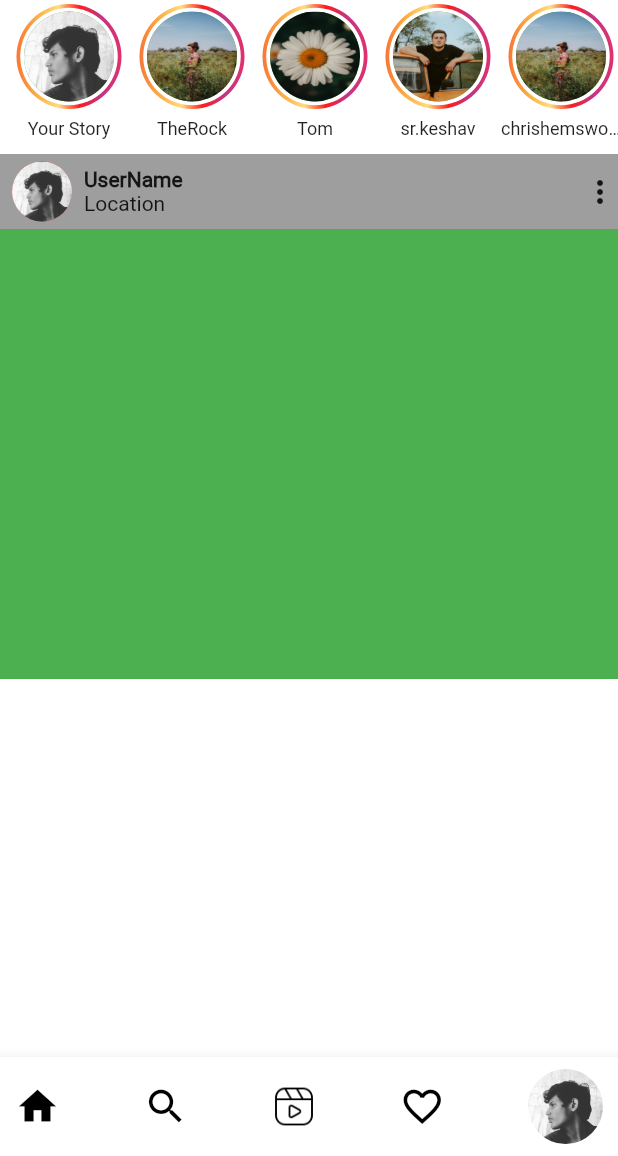
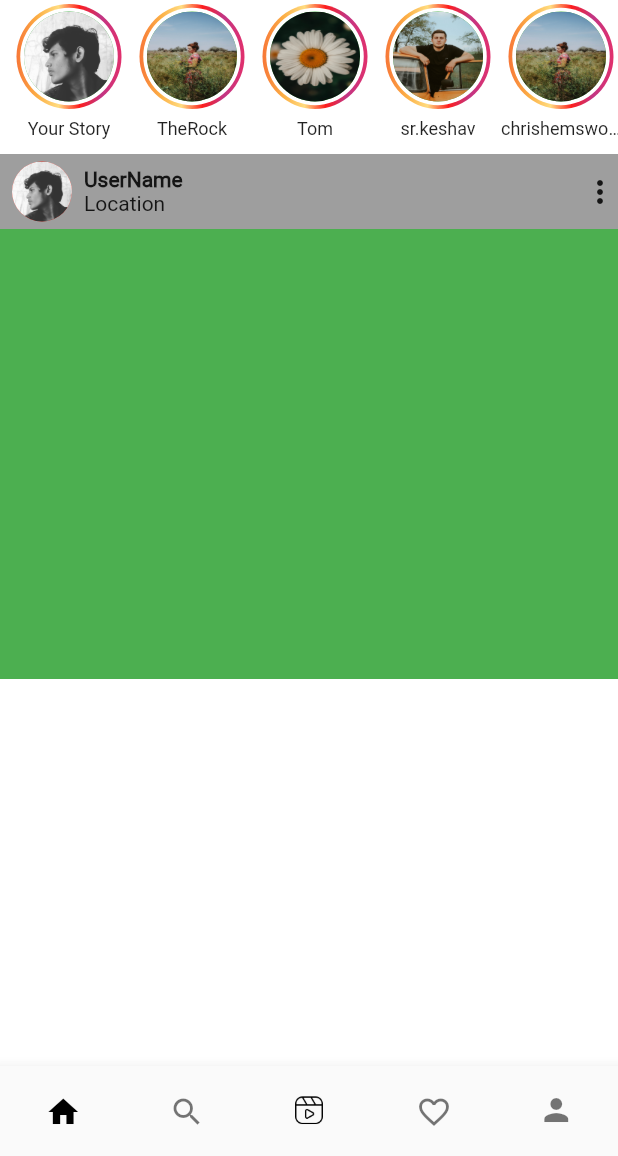
Before and after one commit to KESHAVBERG/Instagramclone, a Flutter app: the screen it shows after launch, on a phone screen of 412 x 824 dp, the part 80-1236 px from its top. Run offline on Flutter 3.47's test engine with Material 2 defaults, Android fonts, the phone set to English and light mode, and no system bars; our stand-ins replace persistent_bottom_nav_bar.

Commit message:
done with bottom navBar

```diff
--- a/lib/consts/feedPosts.dart
+++ b/lib/consts/feedPosts.dart
@@ -9,7 +9,8 @@ Container postContainer(context){
       color: Colors.green,
       child: Column(
         children: [
-          FeedPostHeader(context)
+          FeedPostHeader(context),
+
         ],
       ),
     );
--- a/lib/consts/stories.dart
+++ b/lib/consts/stories.dart
@@ -96,21 +96,24 @@ Container storiesView(String imgPath, String userName) {
   );
 }
 
+List<Container> sv = <Container>[
+  storiesView("imgs/userprofilepic.jpg", "Your Story"),
+  storiesView("profilepics/p1.jpg", "TheRock"),
+  storiesView("profilepics/p2.jpg","Tom"),
+  storiesView("profilepics/p3.jpg","sr.keshav" ),
+  storiesView("profilepics/p1.jpg", "chrishemsworth"),
+  storiesView("profilepics/p2.jpg","chrisevans"),
+];
 Widget storiesToView(context) {
   return Container(
     padding:const EdgeInsets.fromLTRB(5, 0, 0, 0),
     width: double.infinity,
     height: 100,
-    child: ListView(
-      scrollDirection: Axis.horizontal,
-      children: [
-        storiesView("imgs/userprofilepic.jpg", "Your Story"),
-        storiesView("profilepics/p1.jpg", "TheRock"),
-        storiesView("profilepics/p2.jpg","Tom"),
-        storiesView("profilepics/p3.jpg","sr.keshav" ),
-        storiesView("profilepics/p1.jpg", "chrishemsworth"),
-        storiesView("profilepics/p2.jpg","chrisevans"),
-      ],
-    ),
+    child: ListView.builder(
+      itemCount: sv.length,
+        scrollDirection: Axis.horizontal,
+        itemBuilder: (context, index){
+        return sv[index];
+        }),
   );
 }
--- a/lib/main.dart
+++ b/lib/main.dart
@@ -1,5 +1,6 @@
 import 'package:flutter/material.dart';
 import 'package:functionlearner/pages/feed.dart';
+import 'package:functionlearner/pages/home.dart';
 
 void main() {
   runApp(const MyApp());
@@ -13,7 +14,7 @@ class MyApp extends StatelessWidget {
   Widget build(BuildContext context) {
     return const MaterialApp(
       debugShowCheckedModeBanner: false,
-      home: Feed(),
+      home: Home(),
     );
   }
 }
--- a/lib/pages/feed.dart
+++ b/lib/pages/feed.dart
@@ -2,6 +2,7 @@ import 'package:flutter/material.dart';
 import 'package:functionlearner/consts/feedPosts.dart';
 import 'package:functionlearner/consts/stories.dart';
 import 'package:functionlearner/my_flutter_app_icons.dart';
+import 'package:persistent_bottom_nav_bar/persistent-tab-view.dart';
 
 class Feed extends StatefulWidget {
   const Feed({Key? key}) : super(key: key);
@@ -16,48 +17,7 @@ class _FeedState extends State<Feed> {
     final w = MediaQuery.of(context).size.width;
     return Scaffold(
         backgroundColor: Colors.white,
-        bottomNavigationBar: BottomAppBar(
-          child: Padding(
-            padding:
-                const EdgeInsets.symmetric(horizontal: 10.0, vertical: 8.0),
-            child: Row(
-              mainAxisAlignment: MainAxisAlignment.spaceBetween,
-              children: [
-                const Icon(
-                  Icons.home,
-                  color: Colors.black,
-                  size: 30,
-                ),
-                const Icon(
-                  Icons.search,
-                  color: Colors.black,
-                  size: 30,
-                ),
-                Container(
-                  height: 30,
-                  width: 30,
-                  decoration: const BoxDecoration(
-                      image: DecorationImage(
-                          image: AssetImage("imgs/reelsiconpng.png"))),
-                ),
-                const Icon(
-                  Icons.favorite_border,
-                  color: Colors.black,
-                  size: 30,
-                ),
-                Container(
-                  height: 50,
-                  width: 50,
-                  decoration: const BoxDecoration(
-                      shape: BoxShape.circle,
-                      image: DecorationImage(
-                          fit: BoxFit.fill,
-                          image: AssetImage("imgs/userprofilepic.jpg"))),
-                )
-              ],
-            ),
-          ),
-        ),
+
         appBar: AppBar(
           backgroundColor: Colors.white,
           elevation: 0.0,
@@ -97,3 +57,10 @@ class _FeedState extends State<Feed> {
         ));
   }
 }
+// Container(
+// height: 30,
+// width: 30,
+// decoration: const BoxDecoration(
+// image: DecorationImage(
+// image: AssetImage("imgs/reelsiconpng.png"))),
+// ),
--- /dev/null
+++ b/lib/pages/home.dart
@@ -0,0 +1,115 @@
+import 'package:flutter/material.dart';
+import 'package:functionlearner/pages/activity.dart';
+import 'package:functionlearner/pages/feed.dart';
+import 'package:functionlearner/pages/profile.dart';
+import 'package:functionlearner/pages/reels.dart';
+import 'package:functionlearner/pages/search.dart';
+
+class Home extends StatefulWidget {
+  const Home({Key? key}) : super(key: key);
+
+  @override
+  _HomeState createState() => _HomeState();
+}
+
+class _HomeState extends State<Home> {
+  int currentindex = 0;
+  List<Widget> screens = <Widget>[
+    Feed(),
+    Search(),
+    Reels(),
+    Activity(),
+    Profile(),
+  ];
+
+  void _onItemTapped(int index) {
+    setState(() {
+      currentindex = index;
+    });
+  }
+
+  @override
+  Widget build(BuildContext context) {
+    return Scaffold(
+      bottomNavigationBar: SizedBox(
+        height: 60,
+        child: BottomNavigationBar(
+          showSelectedLabels: false,
+          showUnselectedLabels: false,
+          selectedLabelStyle: TextStyle(fontSize: 0),
+          unselectedLabelStyle: TextStyle(fontSize: 0),
+          selectedIconTheme: IconThemeData(color: Colors.black),
+          currentIndex: currentindex,
+          selectedItemColor: Colors.black,
+          onTap: _onItemTapped,
+
+          type: BottomNavigationBarType.fixed,
+          items: [
+            BottomNavigationBarItem(
+              icon: SizedBox(
+                child: IconButton(icon: Icon(Icons.home), onPressed: () {
+                  setState(() {
+                    currentindex = 0;
+                  });
+                }),
+                width: 38,
+                height: 38,
+              ),
+              label: "",
+            ),
+            BottomNavigationBarItem(
+              icon: SizedBox(
+                child: IconButton(icon: Icon(Icons.search), onPressed: () {
+                  setState(() {
+                    currentindex = 1;
+                  });
+                }),
+                width: 38,
+                height: 38,
+              ),
+              label: "",
+            ),
+            BottomNavigationBarItem(
+              icon: SizedBox(
+                child: IconButton(
+                    icon: Image.asset("imgs/reelsiconpng.png"),
+                    onPressed: () {
+                      setState(() {
+                        currentindex = 2;
+                      });
+                    }),
+                width: 38,
+                height: 38,
+              ),
+              label: "",
+            ),
+            BottomNavigationBarItem(
+              icon: SizedBox(
+                child: IconButton(
+                    icon:currentindex == 3? Icon(Icons.favorite):Icon(Icons.favorite_border), onPressed: () {
+                  setState(() {
+                    currentindex = 3;
+                  });
+                }),
+                width: 38,
+                height: 38,
+              ),
+              label: "",
+            ),
+            BottomNavigationBarItem(
+                icon: IconButton(
+                  onPressed: () {
+                    setState(() {
+                      currentindex = 4;
+                    });
+                  },
+                  icon: Icon(Icons.person),
+                ),
+                label: ''),
+          ],
+        ),
+      ),
+      body: screens.elementAt(currentindex),
+    );
+  }
+}
--- a/pubspec.yaml
+++ b/pubspec.yaml
@@ -29,6 +29,8 @@ environment:
 dependencies:
   flutter:
     sdk: flutter
+  persistent_bottom_nav_bar: ^4.0.2
+
 
 
   # The following adds the Cupertino Icons font to your application.
```
Also changed, not shown: lib/pages/activity.dart (added, +17 -0 lines), lib/pages/profile.dart (added, +17 -0 lines), lib/pages/reels.dart (added, +17 -0 lines), lib/pages/search.dart (added, +17 -0 lines), pubspec.lock.
